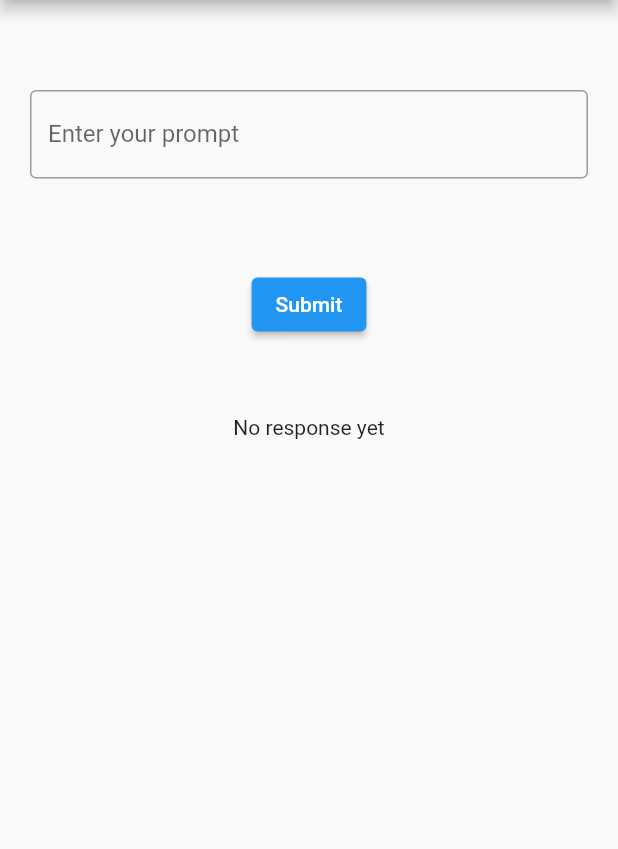
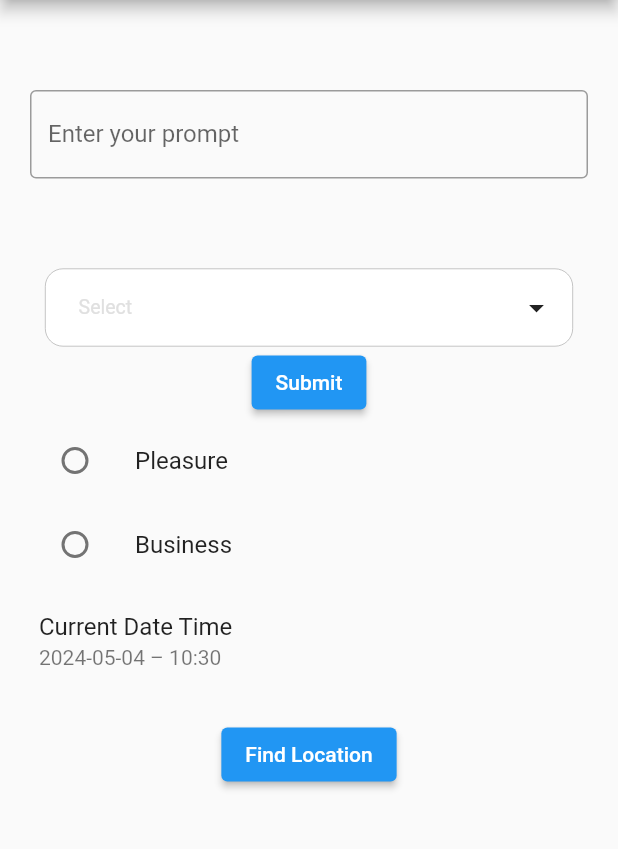
Before and after one commit to Karl-Gilmartin/Tourism-AI, a Flutter app: the screen it shows after launch, on a phone screen of 412 x 824 dp, the part 84-933 px from its top. Run offline on Flutter 3.47's test engine with Material 2 defaults, Android fonts, the phone set to English and light mode, and no system bars; drawn by our look-alikes of multi_dropdown; our stand-ins replace flutter_dotenv, geolocator.

Commit message:
adding more inputs and creating prompt for api

```diff
--- a/lib/main.dart
+++ b/lib/main.dart
@@ -1,16 +1,17 @@
 import 'package:flutter/material.dart';
 import 'package:flutter_dotenv/flutter_dotenv.dart';
 import 'package:http/http.dart' as http;
+import 'package:intl/intl.dart';
 import 'dart:convert';
-
-
+import 'package:multi_dropdown/multiselect_dropdown.dart';
+import 'package:geolocator/geolocator.dart';
+import 'package:tourist_ai/response.dart';
 
 Future<void> main() async {
   await dotenv.load(fileName: ".env");
+
   runApp(const MyApp());
 }
-
-
 
 class MyApp extends StatelessWidget {
   const MyApp({super.key});
@@ -21,7 +22,6 @@ class MyApp extends StatelessWidget {
     return MaterialApp(
       title: 'Tourism AI',
       theme: ThemeData(
-
         primarySwatch: Colors.blue,
       ),
       home: const MyHomePage(title: 'Tourism AI'),
@@ -32,7 +32,6 @@ class MyApp extends StatelessWidget {
 class MyHomePage extends StatefulWidget {
   const MyHomePage({super.key, required this.title});
 
-
   final String title;
 
   @override
@@ -42,10 +41,60 @@ class MyHomePage extends StatefulWidget {
 class _MyHomePageState extends State<MyHomePage> {
   int _counter = 0;
   String apiResponse = 'No response yet';
+  String _locationMessage = "";
+
+
+  String getSelectedOptions() {
+    return _selectedOptions.map((item) => item.label).join(", ");
+  }
+
+  String getHolidayPurpose() {
+  return _counter == 1 ? "Pleasure" : "Business";
+}
+
+
+  void _getCurrentLocation() async {
+    bool serviceEnabled;
+    LocationPermission permission;
+
+    // Check if location services are enabled.
+    serviceEnabled = await Geolocator.isLocationServiceEnabled();
+    if (!serviceEnabled) {
+      return Future.error('Location services are disabled.');
+    }
+
+    permission = await Geolocator.checkPermission();
+    if (permission == LocationPermission.denied) {
+      permission = await Geolocator.requestPermission();
+      if (permission == LocationPermission.denied) {
+        return Future.error('Location permissions are denied');
+      }
+    }
+
+    if (permission == LocationPermission.deniedForever) {
+      return Future.error(
+          'Location permissions are permanently denied, we cannot request permissions.');
+    }
+
+    Position position = await Geolocator.getCurrentPosition(
+        desiredAccuracy: LocationAccuracy.high);
+    setState(() {
+      _locationMessage = "${position.latitude}, ${position.longitude}";
+    });
+  }
+
+  final MultiSelectController _controllerMultiSelect = MultiSelectController();
+
+  final List<ValueItem> _selectedOptions = [];
 
   final TextEditingController _controller = TextEditingController();
 
-  Future<String> fetchAPIResponse(String prompt) async {
+  Future<String> fetchAPIResponse(String prompt ) async {
+    String date = DateFormat('yyyy-MM-dd').format(DateTime.now());
+    String selectedOptions = getSelectedOptions();
+    String holidayPurpose = getHolidayPurpose();
+
+    String RAG_prompt = ("I am currently on in $prompt, I would like to see some tourism sites. Can you suggest some places to visit? I am interested in $selectedOptions .I am on holiday for $holidayPurpose. The date is $date.");
     const url = 'https://api.openai.com/v1/chat/completions';
     final apiKey = dotenv.env['API_KEY'];
     try {
@@ -58,10 +107,7 @@ class _MyHomePageState extends State<MyHomePage> {
         body: jsonEncode({
           "model": "gpt-3.5-turbo",
           "messages": [
-          {
-            "role": "user",
-            "content": prompt
-          }
+            {"role": "user", "content": prompt}
           ],
           "temperature": 1,
           "max_tokens": 256,
@@ -81,16 +127,12 @@ class _MyHomePageState extends State<MyHomePage> {
     } catch (e) {
       return 'Failed to load data: $e';
     }
-
   }
-
-
-
-
 
   @override
   Widget build(BuildContext context) {
-
+    DateTime now = DateTime.now();
+    String formattedDate = DateFormat('yyyy-MM-dd – kk:mm').format(now);
     return Scaffold(
       appBar: AppBar(
         // Here we take the value from the MyHomePage object that was created by
@@ -101,11 +143,11 @@ class _MyHomePageState extends State<MyHomePage> {
         // Center is a layout widget. It takes a single child and positions it
         // in the middle of the parent.
         child: Column(
-
           mainAxisAlignment: MainAxisAlignment.start,
           children: <Widget>[
             Padding(
-              padding: const EdgeInsets.symmetric(horizontal: 20.0, vertical: 60.0),
+              padding:
+                  const EdgeInsets.symmetric(horizontal: 20.0, vertical: 60.0),
               child: TextField(
                 controller: _controller,
                 decoration: InputDecoration(
@@ -114,30 +156,114 @@ class _MyHomePageState extends State<MyHomePage> {
                 ),
               ),
             ),
+
+            Padding(
+              padding: EdgeInsets.symmetric(horizontal: 30, vertical: 00),
+              child: MultiSelectDropDown(
+                showClearIcon: true,
+                controller: _controllerMultiSelect,
+                onOptionSelected: (options) {
+                  debugPrint(options.toString());
+                },
+                options: const <ValueItem>[
+                  ValueItem(label: 'History', value: 'History'),
+                  ValueItem(label: 'Architecture', value: 'Architecture'),
+                  ValueItem(label: 'Family', value: 'Family'),
+                  ValueItem(label: 'Culture', value: 'Culture'),
+                  ValueItem(label: 'Shopping', value: 'Shopping'),
+                ],
+                // disabledOptions: const [ValueItem(label: 'History', value: '1')],
+                selectionType: SelectionType.multi,
+                chipConfig: const ChipConfig(wrapType: WrapType.wrap),
+                dropdownHeight: 300,
+                optionTextStyle: const TextStyle(fontSize: 16),
+                selectedOptionIcon: const Icon(Icons.check_circle),
+              ),
+            ),
             ElevatedButton(
                 onPressed: () async {
                   var response = await fetchAPIResponse(_controller.text);
+                  Navigator.push(
+                    context,
+                    MaterialPageRoute(
+                      builder: (context) => ResponsePage(apiResponse: response),
+                    ),
+                  );
                   setState(() {
                     apiResponse = response;
                   });
                 },
-              child: Text('Submit')
+                child: Text('Submit')),
+            Padding(
+              padding: EdgeInsets.symmetric(horizontal: 10),
+              child: Column(
+                children: [
+                  ListTile(
+                    title: Text('Pleasure'),
+                    leading: Radio<int>(
+                      value: 1,
+                      groupValue: _counter,
+                      onChanged: (int? value) {
+                        setState(() {
+                          if (value != null) {
+                            _counter = value;
+                          }
+                        });
+                      },
                     ),
-            Padding(padding: EdgeInsets.symmetric(horizontal: 30, vertical: 50),
-              child: Text(
-                  '$apiResponse'), // Add 'child:' here
                   ),
-
-
+                  ListTile(
+                    title: Text('Business'),
+                    leading: Radio<int>(
+                      value: 2,
+                      groupValue: _counter,
+                      onChanged: (int? value) {
+                        setState(() {
+                          if (value != null) {
+                            _counter = value;
+                          }
+                        });
+                      },
+                    ),
+                  ),
                 ],
               ),
             ),
-
+            // Current Date Time show
+            Padding(
+              padding: EdgeInsets.symmetric(horizontal: 10),
+              child: Column(
+                children: [
+                  ListTile(
+                    title: Text('Current Date Time'),
+                    subtitle: Text(formattedDate),
+                  ),
+                ],
+              ),
+            ),
+            // Location
+            Padding(
+              padding: EdgeInsets.symmetric(horizontal: 10),
+              child: Column(
+                children: [
+                  Text(_locationMessage),
+                  ElevatedButton(
+                    onPressed: _getCurrentLocation,
+                    child: Text("Find Location"),
+                  ),
+                ],
+              ),
+            ),
+          ],
+        ),
+      ),
     );
   }
+
   @override
   void dispose() {
-    _controller.dispose();  // Clean up the controller when the widget is disposed.
+    _controller
+        .dispose(); // Clean up the controller when the widget is disposed.
     super.dispose();
   }
 }
--- a/pubspec.yaml
+++ b/pubspec.yaml
@@ -32,6 +32,9 @@ dependencies:
     sdk: flutter
   http: ^0.13.0
   flutter_dotenv: ^5.0.2
+  multi_dropdown: ^2.0.0
+  intl: ^0.17.0
+  geolocator: ^9.0.1
 
   # The following adds the Cupertino Icons font to your application.
   # Use with the CupertinoIcons class for iOS style icons.
@@ -90,3 +93,4 @@ flutter:
   #
   # For details regarding fonts from package dependencies,
   # see https://flutter.dev/custom-fonts/#from-packages
+Transform: AWS::Serverless-2016-10-31
```
Also changed, not shown: lib/response.dart (added, +21 -0 lines), pubspec.lock, 14 other files. Lines whose indentation alone changed are shown as unchanged.
